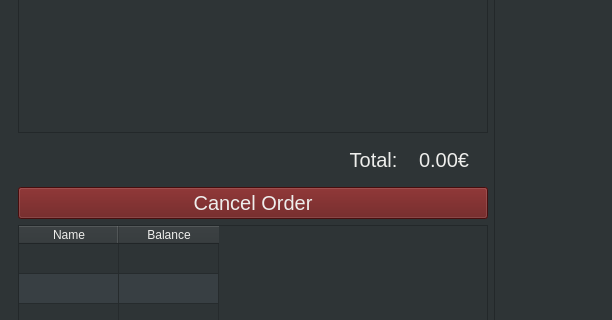
Before: the Qt Designer form frontend/frontend.ui in hadiko-i6/zischr, drawn with Qt 5; both pictures show x 0 to 612 and y 174 to 494 of the 982 by 735 pixel window.
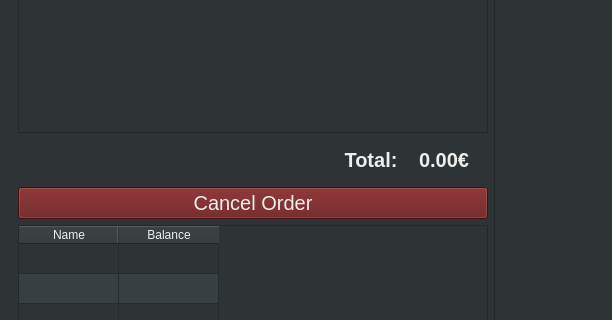
After: the same form once the commit is applied.

Commit message: Frontend: Fix UUID not being set Frontend: Fix Baseline of totals

The edit to the form file:
```diff
--- a/frontend/frontend.ui
+++ b/frontend/frontend.ui
@@ -153,6 +153,14 @@
           <layout class="QHBoxLayout" name="horizontalLayout">
            <item>
             <widget class="QLabel" name="totalLabel">
+             <property name="font">
+              <font>
+               <pointsize>-1</pointsize>
+               <weight>75</weight>
+               <bold>true</bold>
+               <kerning>true</kerning>
+              </font>
+             </property>
              <property name="text">
               <string>Total: </string>
              </property>
@@ -175,6 +183,15 @@
                <height>0</height>
               </size>
              </property>
+             <property name="font">
+              <font>
+               <pointsize>-1</pointsize>
+               <weight>75</weight>
+               <bold>true</bold>
+               <underline>false</underline>
+               <kerning>true</kerning>
+              </font>
+             </property>
              <property name="text">
               <string>0.00€</string>
              </property>
```
The commit also changes 2 other files.
